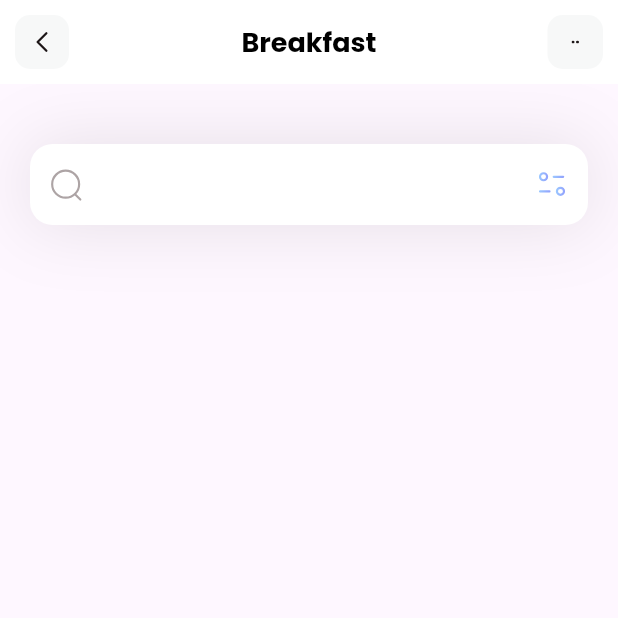
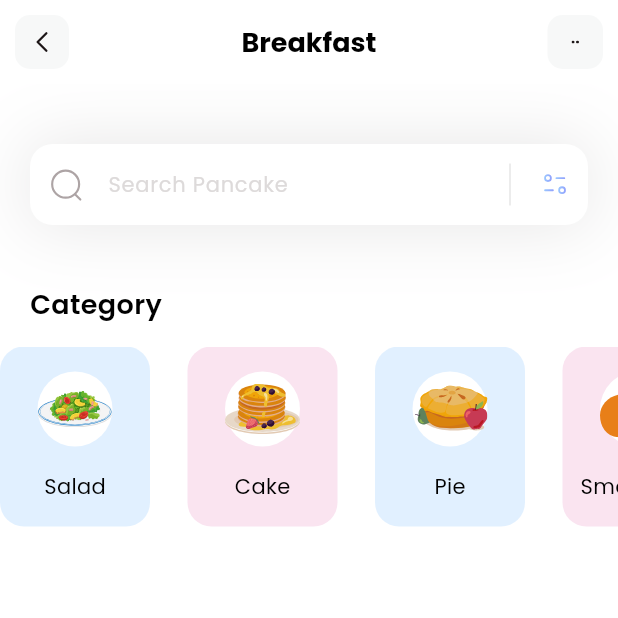
Before and after one commit to Dynamo80/fitness, a Flutter app: the screen it shows after launch, on a phone screen of 412 x 824 dp, the top half of it. Run offline on Flutter 3.47's test engine with Material 3 defaults, Android fonts, the phone set to English and light mode, and no system bars; our stand-ins replace flutter_svg.

Commit message:
Added Categories

```diff
--- a/lib/main.dart
+++ b/lib/main.dart
@@ -13,7 +13,7 @@ class MyApp extends StatelessWidget {
     return MaterialApp(
       debugShowCheckedModeBanner: false,
       theme: ThemeData(fontFamily: 'Poppins'),
-      home: const HomePage()
+      home: HomePage()
     );
   }
 }
--- /dev/null
+++ b/lib/models/category_model.dart
@@ -0,0 +1,51 @@
+import 'package:flutter/material.dart';
+
+class CategoryModel {
+  String name;
+  String iconPath;
+  Color boxColor;
+
+  CategoryModel({
+    required this.name,
+    required this.iconPath,
+    required this.boxColor,
+  });
+
+  static List<CategoryModel> getCategories() {
+    List<CategoryModel> categories = [];
+
+    categories.add(
+          CategoryModel(
+            name: 'Salad',
+            iconPath: 'assets/icons/plate.svg',
+            boxColor: Color(0xff9DCEFF)
+          )
+        );
+
+    categories.add(
+      CategoryModel(
+        name: 'Cake',
+        iconPath: 'assets/icons/pancakes.svg',
+        boxColor: Color(0xffEEA4CE)
+      )
+    );
+
+    categories.add(
+      CategoryModel(
+        name: 'Pie',
+        iconPath: 'assets/icons/pie.svg',
+        boxColor: Color(0xff9DCEFF)
+      )
+    );
+
+    categories.add(
+      CategoryModel(
+        name: 'Smoothies',
+        iconPath: 'assets/icons/orange-snacks.svg',
+        boxColor: Color(0xffEEA4CE)
+      )
+    );
+
+    return categories;
+  }
+}
--- a/lib/pages/home.dart
+++ b/lib/pages/home.dart
@@ -1,16 +1,89 @@
+import 'package:fitness/models/category_model.dart';
 import 'package:flutter/material.dart';
+import 'package:flutter/rendering.dart';
 import 'package:flutter_svg/svg.dart';
 
 class HomePage extends StatelessWidget {
-  const HomePage({super.key});
+  HomePage({super.key});
+
+  List<CategoryModel> categories = [];
+
+
+  void _getCategories() {
+    categories = CategoryModel.getCategories();
+  }
+
+  @override
+  void initState() {
+    _getCategories();
+  }
+
 
   @override
   Widget build(BuildContext context) {
+    _getCategories();
     return Scaffold(
       appBar: appBar(),
+      backgroundColor: Colors.white,
       body: Column(
+        crossAxisAlignment: CrossAxisAlignment.start,
         children: [
+          _searchField(),
+          SizedBox(height: 40,),
+          Column(
+            crossAxisAlignment: CrossAxisAlignment.start,
+            children: [
+              Padding(
+                padding: const EdgeInsets.only(left: 20),
+                child: Text(
+                  'Category',
+                  style: TextStyle(
+                    color: Colors.black,
+                    fontSize: 18,
+                    fontWeight: FontWeight.w600
+                  ),
+
+                ),
+              ),
+              SizedBox(height: 15,),
               Container(
+                height: 120,
+                child: ListView.separated(separatorBuilder: (context, index) => SizedBox(width: 25,) ,scrollDirection: Axis.horizontal, itemCount: categories.length, itemBuilder: (context, index){
+                  return Container(
+                    width: 100,
+                    decoration: BoxDecoration(color: categories[index].boxColor.withOpacity(0.3), borderRadius: BorderRadius.circular(16)),
+                    child: Column(
+                      mainAxisAlignment: MainAxisAlignment.spaceEvenly,
+                      children: [Container(
+                        width: 50,
+                        height: 50,
+                        decoration: BoxDecoration(color: Colors.white,
+                        shape: BoxShape.circle,
+                      ),
+                      child: SvgPicture.asset(categories[index].iconPath)
+                      ),
+                      Text(
+                        categories[index].name,
+                        style: TextStyle(
+                          fontWeight: FontWeight.w400,
+                          fontSize: 14,
+                          color: Colors.black,
+                        ),
+                      )
+                      ],
+                    ),
+                  );
+                }),
+              )
+            ],
+          )
+        ],
+      ),
+    );
+  }
+
+  Container _searchField() {
+    return Container(
           margin: EdgeInsets.only(top: 40, left: 20, right: 20),
           decoration: BoxDecoration(
             boxShadow: [BoxShadow(
@@ -24,13 +97,34 @@ class HomePage extends StatelessWidget {
               filled: true,
               fillColor: Colors.white,
               contentPadding: EdgeInsets.all(15),
+              hintText: 'Search Pancake',
+              hintStyle: TextStyle(
+                color: Color(0xffDDDADA),
+                fontSize: 14,
+              ),
               prefixIcon: Padding(
                 padding: const EdgeInsets.all(12.0),
                 child: SvgPicture.asset('assets/icons/Search.svg'),
               ),
-                suffixIcon: Padding(
+              suffixIcon: Container(
+                width: 100,
+                child: IntrinsicHeight(
+                  child: Row(
+                      mainAxisAlignment: MainAxisAlignment.end,
+                      children: [
+                        VerticalDivider(
+                          color: Colors.black,
+                          indent: 10,
+                          endIndent: 10,
+                          thickness: 0.1,
+                        ),
+                        Padding(
                           padding: const EdgeInsets.all(12.0),
                           child: SvgPicture.asset('assets/icons/Filter.svg'),
+                        ),
+                      ],
+                    ),
+                ),
               ),
               border: OutlineInputBorder(
                 borderRadius: BorderRadius.circular(15),
@@ -38,9 +132,6 @@ class HomePage extends StatelessWidget {
 
               )
             ),
-            ),
-          )
-        ],
           ),
         );
   }
```
Lines whose indentation alone changed are shown as unchanged.
